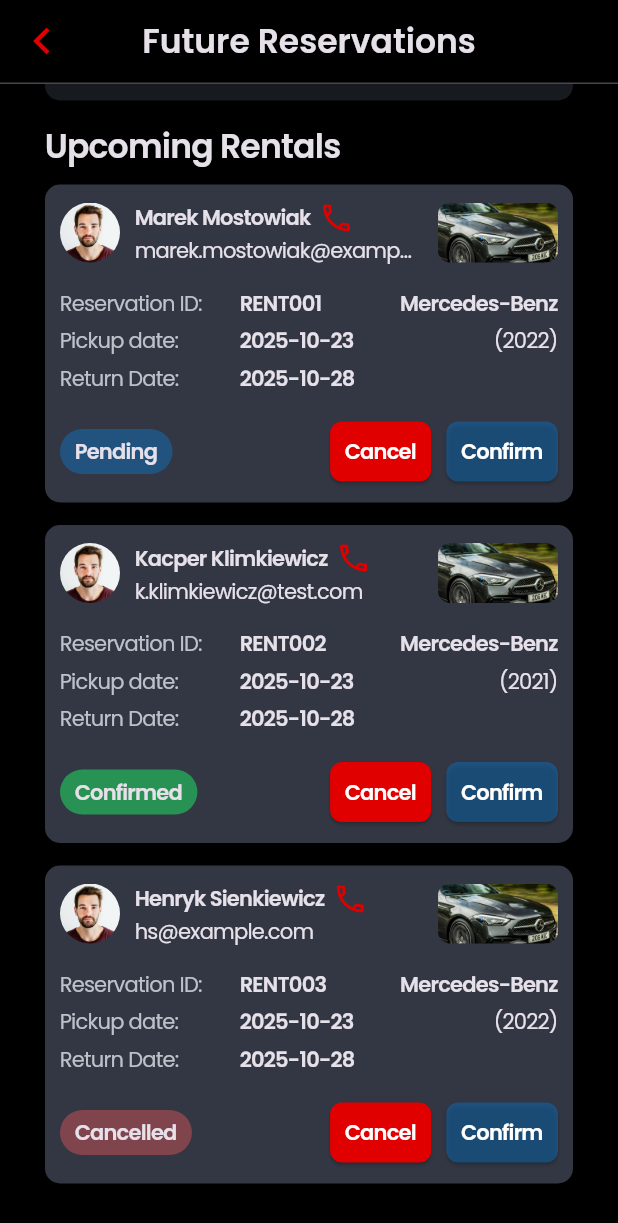
After one commit to kuba122388/Vrooom, a Flutter app: the FutureReservation screen opened by its route, scrolled down 195 dp, after a tap on the "phone" icon, on a phone screen of 412 x 824 dp. The commit adds this screen. Shown: the top 1223 px of the screen. Run offline on Flutter 3.47's test engine with Material 3 defaults, Android fonts, the phone set to English and light mode, and no system bars; our stand-ins replace flutter_bloc, flutter_svg, pinput.

Commit message:
Feature: Add future reservations page (#18)

```diff
--- a/lib/core/configs/routes/app_router.dart
+++ b/lib/core/configs/routes/app_router.dart
@@ -1,5 +1,6 @@
 import 'package:flutter/material.dart';
 import 'package:vrooom/presentation/admin/car_management/pages/car_management_page.dart';
+import 'package:vrooom/presentation/admin/future_reservation/pages/future_reservation_page.dart';
 import 'package:vrooom/presentation/user/auth/pages/email_verification_page.dart';
 import 'package:vrooom/presentation/user/auth/pages/signin_page.dart';
 import 'package:vrooom/presentation/user/auth/pages/signup_page.dart';
@@ -49,6 +50,9 @@ class AppRouter {
       case AppRoutes.carManagement:
         return MaterialPageRoute(builder: (_) => const CarManagementPage());
 
+      case AppRoutes.futureReservation:
+        return MaterialPageRoute(builder: (_) => const FutureReservation());
+
       default:
         return MaterialPageRoute(
           builder: (_) => Scaffold(
--- a/lib/core/configs/routes/app_routes.dart
+++ b/lib/core/configs/routes/app_routes.dart
@@ -12,4 +12,5 @@ class AppRoutes {
   static const String bookingDetails = '/bookingDetailsPage';
   static const String editProfileDetails = '/editProfileDetails';
   static const String carManagement = '/carManagement';
+  static const String futureReservation = '/futureReservation';
 }
--- /dev/null
+++ b/lib/presentation/admin/future_reservation/pages/future_reservation_page.dart
@@ -0,0 +1,102 @@
+import 'package:flutter/material.dart';
+import 'package:vrooom/core/common/widgets/custom_app_bar.dart';
+import 'package:vrooom/core/common/widgets/search_filter_module.dart';
+import 'package:vrooom/presentation/admin/widgets/rental_information_entry.dart';
+
+import '../../../../core/configs/assets/app_images.dart';
+import '../../../../core/configs/theme/app_spacing.dart';
+
+class FutureReservation extends StatelessWidget {
+  const FutureReservation({super.key});
+
+  @override
+  Widget build(BuildContext context) {
+    List<RentalInformationEntry> rentalInformation = [
+      RentalInformationEntry(
+        profileImage: AppImages.person,
+        firstName: "Marek",
+        surname: "Mostowiak",
+        email: "marek.mostowiak@example.com",
+        reservationID: "RENT001",
+        pickupDate: DateTime.now(),
+        returnDate: DateTime.now().add(const Duration(days: 5)),
+        rentalStatus: RentalStatus.pending,
+        carImage: AppImages.mercedes,
+        model: "Mercedes-Benz",
+        productionYear: 2022,
+      ),
+
+      RentalInformationEntry(
+        profileImage: AppImages.person,
+        firstName: "Kacper",
+        surname: "Klimkiewicz",
+        email: "k.klimkiewicz@test.com",
+        reservationID: "RENT002",
+        pickupDate: DateTime.now(),
+        returnDate: DateTime.now().add(const Duration(days: 5)),
+        rentalStatus: RentalStatus.confirmed,
+        carImage: AppImages.mercedes,
+        model: "Mercedes-Benz",
+        productionYear: 2021,
+      ),
+
+      RentalInformationEntry(
+        profileImage: AppImages.person,
+        firstName: "Henryk",
+        surname: "Sienkiewicz",
+        email: "hs@example.com",
+        reservationID: "RENT003",
+        pickupDate: DateTime.now(),
+        returnDate: DateTime.now().add(const Duration(days: 5)),
+        rentalStatus: RentalStatus.cancelled,
+        carImage: AppImages.mercedes,
+        model: "Mercedes-Benz",
+        productionYear: 2022,
+      )
+    ];
+
+    return Scaffold(
+      appBar: const CustomAppBar(
+        title: "Future Reservations"
+      ),
+      body: SingleChildScrollView(
+        child: Padding(
+          padding: const EdgeInsets.symmetric(horizontal: 30.0, vertical: 20.0),
+          child: Column(
+            crossAxisAlignment: CrossAxisAlignment.start,
+            children: [
+              const SearchFilterModule(),
+              const SizedBox(height: AppSpacing.sm),
+              const Text(
+                "Upcoming Rentals",
+                style: TextStyle(
+                  fontSize: 22.0,
+                  fontWeight: FontWeight.w600,
+                  letterSpacing: -0.5,
+                ),
+              ),
+              const SizedBox(height: AppSpacing.xs),
+              ...rentalInformation.map((entry) {
+                return RentalInformationEntry(
+                  profileImage: entry.profileImage,
+                  firstName: entry.firstName,
+                  surname: entry.surname,
+                  email: entry.email,
+                  reservationID: entry.reservationID,
+                  pickupDate: entry.pickupDate,
+                  returnDate: entry.returnDate,
+                  rentalStatus: entry.rentalStatus,
+                  carImage: entry.carImage,
+                  model: entry.model,
+                  productionYear: entry.productionYear,
+                );
+              }).expand(
+                  (widget) => [widget, const SizedBox(height: AppSpacing.sm)]
+              )
+            ],
+          ),
+        ),
+      ),
+    );
+  }
+}
--- /dev/null
+++ b/lib/presentation/admin/widgets/rental_information_entry.dart
@@ -0,0 +1,322 @@
+import 'package:flutter/material.dart';
+import 'package:vrooom/core/configs/theme/app_colors.dart';
+
+import '../../../core/configs/theme/app_spacing.dart';
+
+enum RentalStatus { pending, confirmed, cancelled }
+
+class RentalInformationEntry extends StatelessWidget {
+  final String profileImage;
+  final String firstName;
+  final String surname;
+  final String email;
+  final String reservationID;
+  final DateTime pickupDate;
+  final DateTime returnDate;
+  final RentalStatus rentalStatus;
+  final String carImage;
+  final String model;
+  final int productionYear;
+
+  const RentalInformationEntry({
+    super.key,
+    required this.profileImage,
+    required this.firstName,
+    required this.surname,
+    required this.email,
+    required this.reservationID,
+    required this.pickupDate,
+    required this.returnDate,
+    required this.rentalStatus,
+    required this.carImage,
+    required this.model,
+    required this.productionYear
+  });
+
+  Color _getStatusColor(RentalStatus status) {
+    switch (status) {
+      case RentalStatus.pending:
+        return AppColors.container.progress200;
+      case RentalStatus.confirmed:
+        return AppColors.container.complete200;
+      case RentalStatus.cancelled:
+        return AppColors.container.danger500;
+    }
+  }
+
+  String _getStatusText(RentalStatus status) {
+    switch (status) {
+      case RentalStatus.confirmed:
+        return "Confirmed";
+      case RentalStatus.cancelled:
+        return "Cancelled";
+      case RentalStatus.pending:
+        return "Pending";
+    }
+  }
+
+  @override
+  Widget build(BuildContext context) {
+    return Container(
+      decoration: BoxDecoration(
+        color: AppColors.container.neutral700,
+        borderRadius: BorderRadius.circular(10.0)
+      ),
+
+      child: Padding(
+        padding: const EdgeInsets.all(10.0),
+        child: Column(
+          mainAxisAlignment: MainAxisAlignment.center,
+          children: [
+            Row(
+              children: [
+                ClipRRect(
+                  borderRadius: BorderRadius.circular(128.0),
+                  child: Image.asset(
+                    profileImage,
+                    width: 40,
+                    height: 40,
+                    fit: BoxFit.cover,
+                  ),
+                ),
+
+                const SizedBox(width: 10.0),
+
+                Flexible(
+                  child: Column(
+                    mainAxisAlignment: MainAxisAlignment.center,
+                    crossAxisAlignment: CrossAxisAlignment.start,
+                    children: [
+                      Row(
+                        children: [
+                          Text(
+                            "$firstName $surname",
+                            maxLines: 1,
+                            overflow: TextOverflow.ellipsis,
+                            style: const TextStyle(
+                              fontWeight: FontWeight.w600,
+                              letterSpacing: -0.5,
+                            ),
+                          ),
+
+                          const SizedBox(width: AppSpacing.xxs),
+
+                          Material(
+                            color: Colors.transparent,
+                            child: InkWell(
+                              onTap: () {},
+                              child: const Icon(
+                                Icons.phone_outlined,
+                                color: AppColors.primary,
+                              ),
+                            ),
+                          )
+                        ],
+                      ),
+
+                      Text(
+                        email,
+                        maxLines: 1,
+                        overflow: TextOverflow.ellipsis,
+                        style: const TextStyle(
+                          letterSpacing: -0.5,
+                        ),
+                      )
+                    ],
+                  ),
+                ),
+
+                const SizedBox(width: AppSpacing.sm),
+
+                ClipRRect(
+                  borderRadius: BorderRadius.circular(8.0),
+                  child: Image.asset(
+                    carImage,
+                    width: 80,
+                    height: 40,
+                    fit: BoxFit.cover,
+                  ),
+                ),
+              ],
+            ),
+
+            const SizedBox(height: AppSpacing.sm),
+
+            Row(
+              crossAxisAlignment: CrossAxisAlignment.start,
+              children: [
+                Expanded(
+                  child: Table(
+                    columnWidths: const {
+                      0: FixedColumnWidth(120),
+                      1: FlexColumnWidth()
+                    },
+
+                    children: [
+                      TableRow(
+                        children: [
+                          Text(
+                            "Reservation ID:",
+                            style: TextStyle(
+                              letterSpacing: -0.5,
+                              color: AppColors.text.neutral400
+                            ),
+                          ),
+
+                          Text(
+                            reservationID,
+                            style: const TextStyle(
+                              letterSpacing: -0.5,
+                              fontWeight: FontWeight.w600
+                            ),
+                          )
+                        ]
+                      ),
+
+                      TableRow(
+                          children: [
+                            Padding(
+                              padding: const EdgeInsets.symmetric(vertical: AppSpacing.xxs),
+                              child: Text(
+                                "Pickup date:",
+                                style: TextStyle(
+                                    letterSpacing: -0.5,
+                                    color: AppColors.text.neutral400
+                                ),
+                              ),
+                            ),
+
+                            Padding(
+                              padding: const EdgeInsets.symmetric(vertical: AppSpacing.xxs),
+                              child: Text(
+                                pickupDate.toString().split(' ').first,
+                                style: const TextStyle(
+                                    letterSpacing: -0.5,
+                                    fontWeight: FontWeight.w600
+                                ),
+                              ),
+                            )
+                          ]
+                      ),
+
+                      TableRow(
+                          children: [
+                            Text(
+                              "Return Date:",
+                              style: TextStyle(
+                                  letterSpacing: -0.5,
+                                  color: AppColors.text.neutral400
+                              ),
+                            ),
+
+                            Text(
+                              returnDate.toString().split(' ').first,
+                              style: const TextStyle(
+                                  letterSpacing: -0.5,
+                                  fontWeight: FontWeight.w600
+                              ),
+                            )
+                          ]
+                      )
+                    ],
+                  ),
+                ),
+
+                Column(
+                  mainAxisAlignment: MainAxisAlignment.start,
+                  crossAxisAlignment: CrossAxisAlignment.end,
+                  children: [
+                    Text(
+                      model,
+                      style: const TextStyle(
+                        letterSpacing: -0.5,
+                        fontWeight: FontWeight.w600
+                      ),
+                    ),
+
+                    const SizedBox(height: AppSpacing.xxs),
+
+                    Text(
+                      "($productionYear)",
+                      style: const TextStyle(
+                        letterSpacing: -0.5
+                      ),
+                    )
+                  ],
+                )
+              ],
+            ),
+
+            const SizedBox(height: AppSpacing.sm),
+
+            Row(
+              crossAxisAlignment: CrossAxisAlignment.center,
+              mainAxisAlignment: MainAxisAlignment.start,
+              children: [
+                Container(
+                  decoration: BoxDecoration(
+                    color: _getStatusColor(rentalStatus),
+                    borderRadius: BorderRadius.circular(64.0)
+                  ),
+
+                  child: Padding(
+                  padding: const EdgeInsets.symmetric(horizontal: 10.0, vertical: 5.0),
+                  child: Text(
+                    _getStatusText(rentalStatus),
+                    style: const TextStyle(
+                      fontWeight: FontWeight.w600,
+                      letterSpacing: -0.5
+                    ),
+                  ),
+                  ),
+                ),
+
+                const Spacer(),
+
+                ElevatedButton(
+                  onPressed: () {},
+                  style: ElevatedButton.styleFrom(
+                    backgroundColor: AppColors.primary,
+                    foregroundColor: Colors.white,
+                    shape: RoundedRectangleBorder(
+                      borderRadius: BorderRadius.circular(8.0)
+                    ),
+                    padding: const EdgeInsets.symmetric(horizontal: 10.0, vertical: 5.0)
+                  ),
+                  child: const Text(
+                    "Cancel",
+                    style: TextStyle(
+                        fontWeight: FontWeight.w600,
+                        letterSpacing: -0.5
+                    ),
+                  )
+                ),
+
+                const SizedBox(width: AppSpacing.xs),
+
+                ElevatedButton(
+                    onPressed: () {},
+                    style: ElevatedButton.styleFrom(
+                      backgroundColor: AppColors.container.progress200,
+                      foregroundColor: Colors.white,
+                      shape: RoundedRectangleBorder(
+                          borderRadius: BorderRadius.circular(8.0)
+                      ),
+                      padding: const EdgeInsets.symmetric(horizontal: 10.0, vertical: 5.0)
+                    ),
+                    child: const Text(
+                      "Confirm",
+                      style: TextStyle(
+                          fontWeight: FontWeight.w600,
+                          letterSpacing: -0.5
+                      ),
+                    )
+                )
+              ],
+            )
+          ],
+        ),
+      ),
+    );
+  }
+}
```
